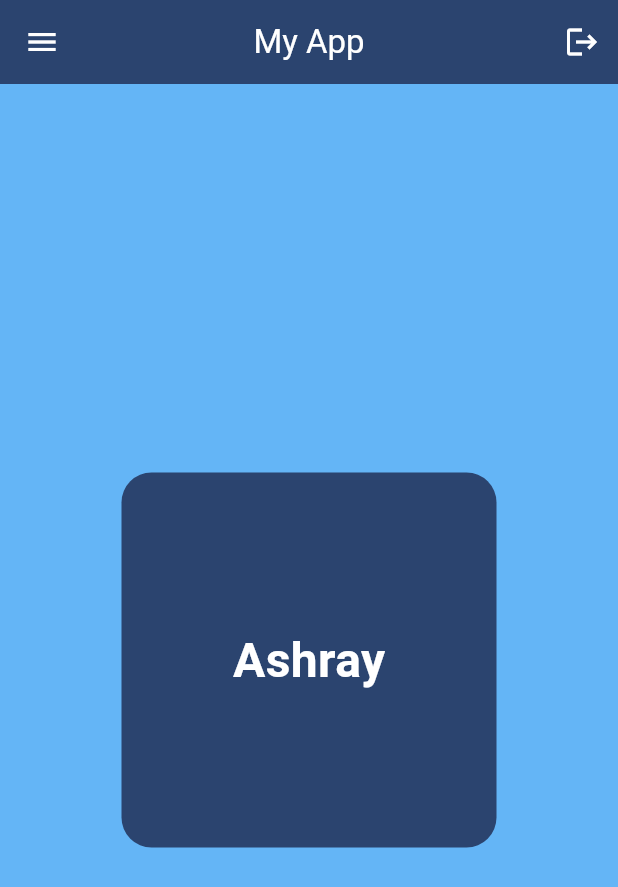
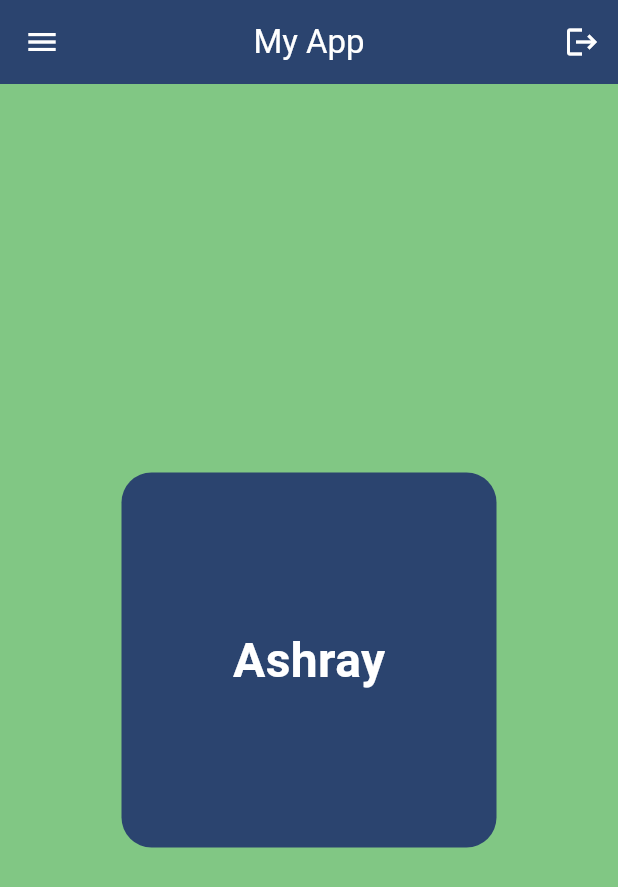
Before and after one commit to AshrayR/Flutter_Projects, a Flutter app: the screen it shows after launch, on a phone screen of 412 x 824 dp. Shown: the top 887 px of the screen. Run offline on Flutter 3.47's test engine with Material 3 defaults, Android fonts, the phone set to English and light mode, and no system bars; our stand-ins replace flutter_slidable, google_nav_bar, hive_flutter; accounts and stored records are empty.

Commit message:
main.dart update

```diff
--- a/app_1/lib/main.dart
+++ b/app_1/lib/main.dart
@@ -12,7 +12,7 @@ class MyApp extends StatelessWidget {
     return MaterialApp(
       debugShowCheckedModeBanner: false,
       home: Scaffold(
-        backgroundColor: Colors.blue.shade300,
+        backgroundColor: Colors.green.shade300,
         appBar: AppBar(
           title: Text("My App", style: TextStyle(color: Colors.white),),
           centerTitle: true,
```
